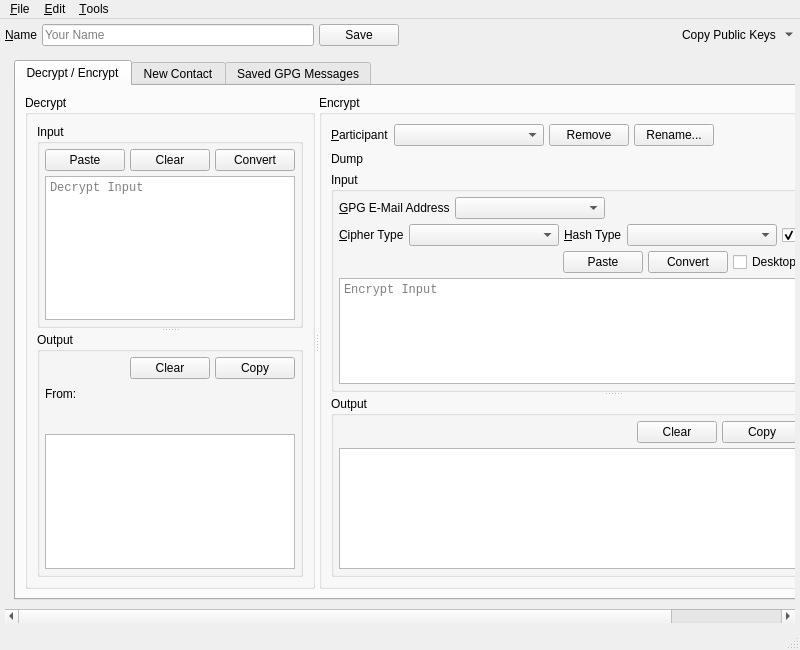
First picture: the form in branches/trunk/UI/spot-on-rosetta.ui, repository textbrowser/spot-on, before the edit.
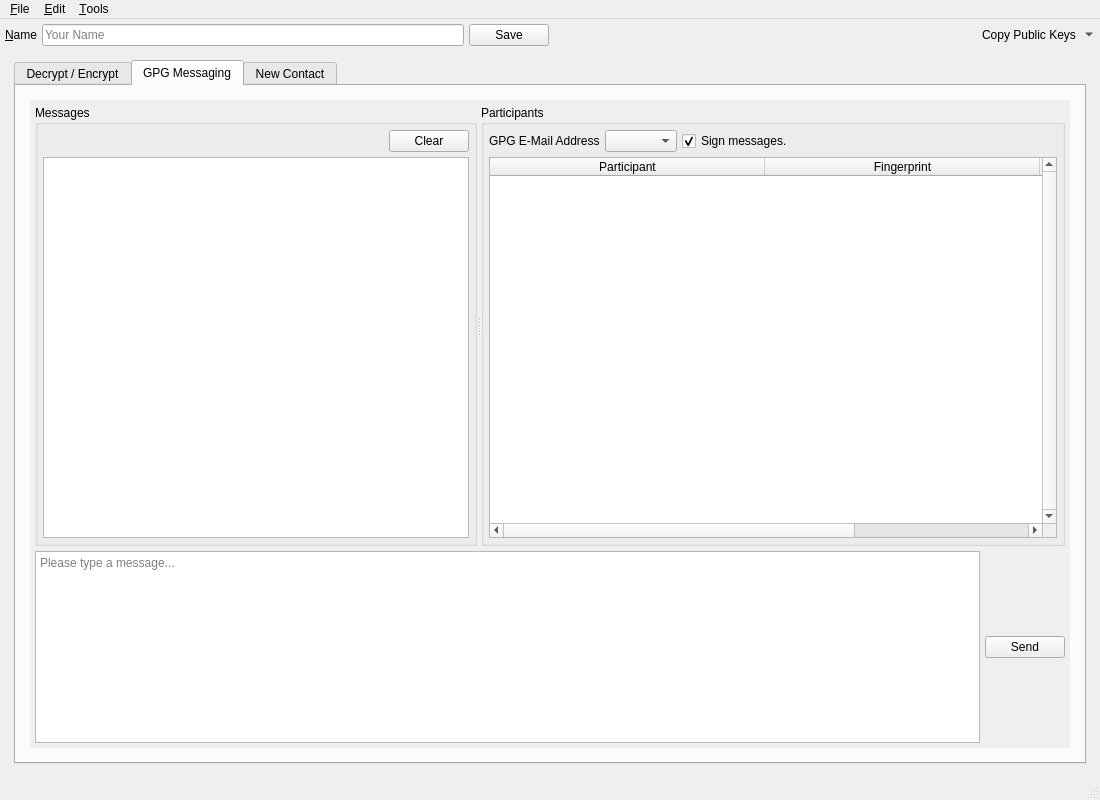
Second picture: the form after the edit. The open tabs and pages were chosen to show the change. Icons and pictures are not drawn. Custom widgets are drawn as their Qt base class.

```diff
--- a/branches/trunk/UI/spot-on-rosetta.ui
+++ b/branches/trunk/UI/spot-on-rosetta.ui
@@ -6,8 +6,8 @@
    <rect>
     <x>0</x>
     <y>0</y>
-    <width>800</width>
-    <height>650</height>
+    <width>1100</width>
+    <height>800</height>
    </rect>
   </property>
   <property name="windowIcon">
@@ -108,10 +108,10 @@
       <widget class="QWidget" name="scrollAreaWidgetContents">
        <property name="geometry">
         <rect>
-         <x>-276</x>
-         <y>-115</y>
-         <width>1045</width>
-         <height>628</height>
+         <x>0</x>
+         <y>0</y>
+         <width>1090</width>
+         <height>684</height>
         </rect>
        </property>
        <layout class="QVBoxLayout" name="verticalLayout_5">
@@ -731,6 +731,313 @@
             </item>
            </layout>
           </widget>
+          <widget class="QWidget" name="gpg_messaging_page">
+           <attribute name="title">
+            <string>GPG Messaging</string>
+           </attribute>
+           <layout class="QVBoxLayout" name="verticalLayout_15">
+            <item>
+             <widget class="QWidget" name="layouttab" native="true">
+              <property name="sizePolicy">
+               <sizepolicy hsizetype="Expanding" vsizetype="Expanding">
+                <horstretch>0</horstretch>
+                <verstretch>0</verstretch>
+               </sizepolicy>
+              </property>
+              <layout class="QVBoxLayout" name="verticalLayout_22">
+               <property name="spacing">
+                <number>5</number>
+               </property>
+               <property name="leftMargin">
+                <number>5</number>
+               </property>
+               <property name="topMargin">
+                <number>5</number>
+               </property>
+               <property name="rightMargin">
+                <number>5</number>
+               </property>
+               <property name="bottomMargin">
+                <number>5</number>
+               </property>
+               <item>
+                <widget class="QScrollArea" name="scrollArea_2">
+                 <property name="frameShape">
+                  <enum>QFrame::NoFrame</enum>
+                 </property>
+                 <property name="widgetResizable">
+                  <bool>true</bool>
+                 </property>
+                 <widget class="QWidget" name="scrollAreaWidgetContents_2">
+                  <property name="geometry">
+                   <rect>
+                    <x>0</x>
+                    <y>0</y>
+                    <width>1048</width>
+                    <height>613</height>
+                   </rect>
+                  </property>
+                  <layout class="QHBoxLayout" name="horizontalLayout_25">
+                   <property name="spacing">
+                    <number>5</number>
+                   </property>
+                   <property name="leftMargin">
+                    <number>5</number>
+                   </property>
+                   <property name="topMargin">
+                    <number>5</number>
+                   </property>
+                   <property name="rightMargin">
+                    <number>5</number>
+                   </property>
+                   <property name="bottomMargin">
+                    <number>5</number>
+                   </property>
+                   <item>
+                    <layout class="QVBoxLayout" name="verticalLayout_24">
+                     <property name="spacing">
+                      <number>5</number>
+                     </property>
+                     <item>
+                      <widget class="QSplitter" name="chatHorizontalSplitter">
+                       <property name="orientation">
+                        <enum>Qt::Horizontal</enum>
+                       </property>
+                       <widget class="QGroupBox" name="groupBox_13">
+                        <property name="title">
+                         <string>Messages</string>
+                        </property>
+                        <layout class="QVBoxLayout" name="verticalLayout_14">
+                         <property name="spacing">
+                          <number>5</number>
+                         </property>
+                         <property name="leftMargin">
+                          <number>5</number>
+                         </property>
+                         <property name="topMargin">
+                          <number>5</number>
+                         </property>
+                         <property name="rightMargin">
+                          <number>5</number>
+                         </property>
+                         <property name="bottomMargin">
+                          <number>5</number>
+                         </property>
+                         <item>
+                          <layout class="QHBoxLayout" name="horizontalLayout_30">
+                           <property name="spacing">
+                            <number>5</number>
+                           </property>
+                           <item>
+                            <spacer name="horizontalSpacer_26">
+                             <property name="orientation">
+                              <enum>Qt::Horizontal</enum>
+                             </property>
+                             <property name="sizeHint" stdset="0">
+                              <size>
+                               <width>40</width>
+                               <height>20</height>
+                              </size>
+                             </property>
+                            </spacer>
+                           </item>
+                           <item>
+                            <widget class="QPushButton" name="clear_gpg">
+                             <property name="text">
+                              <string>Clear</string>
+                             </property>
+                            </widget>
+                           </item>
+                          </layout>
+                         </item>
+                         <item>
+                          <widget class="QTextBrowser" name="gpg_messages">
+                           <property name="tabChangesFocus">
+                            <bool>true</bool>
+                           </property>
+                           <property name="textInteractionFlags">
+                            <set>Qt::LinksAccessibleByKeyboard|Qt::LinksAccessibleByMouse|Qt::TextBrowserInteraction|Qt::TextSelectableByKeyboard|Qt::TextSelectableByMouse</set>
+                           </property>
+                           <property name="openExternalLinks">
+                            <bool>true</bool>
+                           </property>
+                           <property name="openLinks">
+                            <bool>false</bool>
+                           </property>
+                          </widget>
+                         </item>
+                        </layout>
+                       </widget>
+                       <widget class="QGroupBox" name="groupBox_14">
+                        <property name="title">
+                         <string>Participants</string>
+                        </property>
+                        <layout class="QVBoxLayout" name="verticalLayout_23">
+                         <property name="spacing">
+                          <number>5</number>
+                         </property>
+                         <property name="leftMargin">
+                          <number>5</number>
+                         </property>
+                         <property name="topMargin">
+                          <number>5</number>
+                         </property>
+                         <property name="rightMargin">
+                          <number>5</number>
+                         </property>
+                         <property name="bottomMargin">
+                          <number>5</number>
+                         </property>
+                         <item>
+                          <layout class="QHBoxLayout" name="horizontalLayout_23">
+                           <property name="spacing">
+                            <number>5</number>
+                           </property>
+                           <item>
+                            <widget class="QLabel" name="label_10">
+                             <property name="text">
+                              <string>GPG E-Mail Address</string>
+                             </property>
+                             <property name="buddy">
+                              <cstring>nodeName</cstring>
+                             </property>
+                            </widget>
+                           </item>
+                           <item>
+                            <widget class="QComboBox" name="gpg_address"/>
+                           </item>
+                           <item>
+                            <widget class="QCheckBox" name="gpg_sign_messages">
+                             <property name="text">
+                              <string>Sign messages.</string>
+                             </property>
+                             <property name="checked">
+                              <bool>true</bool>
+                             </property>
+                            </widget>
+                           </item>
+                           <item>
+                            <spacer name="horizontalSpacer_16">
+                             <property name="orientation">
+                              <enum>Qt::Horizontal</enum>
+                             </property>
+                             <property name="sizeHint" stdset="0">
+                              <size>
+                               <width>40</width>
+                               <height>20</height>
+                              </size>
+                             </property>
+                            </spacer>
+                           </item>
+                          </layout>
+                         </item>
+                         <item>
+                          <widget class="QTableWidget" name="gpg_participants">
+                           <property name="verticalScrollBarPolicy">
+                            <enum>Qt::ScrollBarAlwaysOn</enum>
+                           </property>
+                           <property name="alternatingRowColors">
+                            <bool>true</bool>
+                           </property>
+                           <property name="selectionBehavior">
+                            <enum>QAbstractItemView::SelectRows</enum>
+                           </property>
+                           <property name="verticalScrollMode">
+                            <enum>QAbstractItemView::ScrollPerPixel</enum>
+                           </property>
+                           <property name="horizontalScrollMode">
+                            <enum>QAbstractItemView::ScrollPerPixel</enum>
+                           </property>
+                           <property name="sortingEnabled">
+                            <bool>true</bool>
+                           </property>
+                           <attribute name="horizontalHeaderMinimumSectionSize">
+                            <number>150</number>
+                           </attribute>
+                           <attribute name="horizontalHeaderDefaultSectionSize">
+                            <number>275</number>
+                           </attribute>
+                           <attribute name="horizontalHeaderStretchLastSection">
+                            <bool>true</bool>
+                           </attribute>
+                           <attribute name="verticalHeaderVisible">
+                            <bool>false</bool>
+                           </attribute>
+                           <column>
+                            <property name="text">
+                             <string>Participant</string>
+                            </property>
+                           </column>
+                           <column>
+                            <property name="text">
+                             <string>Fingerprint</string>
+                            </property>
+                           </column>
+                           <column>
+                            <property name="text">
+                             <string>Public Key Hash</string>
+                            </property>
+                           </column>
+                          </widget>
+                         </item>
+                        </layout>
+                       </widget>
+                      </widget>
+                     </item>
+                     <item>
+                      <layout class="QHBoxLayout" name="horizontalLayout_31">
+                       <property name="spacing">
+                        <number>5</number>
+                       </property>
+                       <item>
+                        <widget class="spoton_textedit" name="gpg_message">
+                         <property name="sizePolicy">
+                          <sizepolicy hsizetype="Expanding" vsizetype="Fixed">
+                           <horstretch>0</horstretch>
+                           <verstretch>0</verstretch>
+                          </sizepolicy>
+                         </property>
+                         <property name="tabChangesFocus">
+                          <bool>true</bool>
+                         </property>
+                         <property name="acceptRichText">
+                          <bool>false</bool>
+                         </property>
+                         <property name="placeholderText">
+                          <string>Please type a message...</string>
+                         </property>
+                        </widget>
+                       </item>
+                       <item>
+                        <layout class="QVBoxLayout" name="verticalLayout_25">
+                         <property name="spacing">
+                          <number>5</number>
+                         </property>
+                         <item>
+                          <widget class="QPushButton" name="gpg_send">
+                           <property name="toolTip">
+                            <string>&lt;html&gt;&lt;head/&gt;&lt;body&gt;&lt;table border=&quot;0&quot; style=&quot; margin-top:0px; margin-bottom:0px; margin-left:0px; margin-right:0px;&quot; width=&quot;754&quot; cellspacing=&quot;2&quot; cellpadding=&quot;0&quot;&gt;&lt;tr&gt;&lt;td colspan=&quot;3&quot; bgcolor=&quot;#ffffca&quot;&gt;&lt;p align=&quot;center&quot;&gt;&lt;span style=&quot; font-size:18pt; font-weight:600;&quot;&gt;List of Emoticons&lt;/span&gt;&lt;/p&gt;&lt;/td&gt;&lt;td width=&quot;20&quot; rowspan=&quot;10&quot; bgcolor=&quot;#66cc99&quot;/&gt;&lt;td width=&quot;120&quot; bgcolor=&quot;#ffffca&quot;&gt;&lt;p align=&quot;center&quot;&gt;&lt;span style=&quot; font-size:18pt;&quot;&gt;:-)(-:&lt;/span&gt;&lt;/p&gt;&lt;/td&gt;&lt;td width=&quot;110&quot; bgcolor=&quot;#ffffca&quot;&gt;&lt;p&gt;&lt;span style=&quot; font-size:18pt;&quot;&gt;kiss&lt;/span&gt;&lt;/p&gt;&lt;/td&gt;&lt;td width=&quot;70&quot; bgcolor=&quot;#ffffca&quot;&gt;&lt;p align=&quot;center&quot;&gt;&lt;img src=&quot;:/emoticons/kiss.png&quot;/&gt;&lt;/p&gt;&lt;/td&gt;&lt;/tr&gt;&lt;tr&gt;&lt;td width=&quot;120&quot; bgcolor=&quot;#ffffca&quot;&gt;&lt;p align=&quot;center&quot;&gt;&lt;span style=&quot; font-size:18pt;&quot;&gt;O:-)&lt;/span&gt;&lt;/p&gt;&lt;/td&gt;&lt;td width=&quot;110&quot; bgcolor=&quot;#ffffca&quot;&gt;&lt;p&gt;&lt;span style=&quot; font-size:18pt;&quot;&gt;angel&lt;/span&gt;&lt;/p&gt;&lt;/td&gt;&lt;td width=&quot;70&quot; bgcolor=&quot;#ffffca&quot;&gt;&lt;p align=&quot;center&quot;&gt;&lt;img src=&quot;:/emoticons/angel.png&quot;/&gt;&lt;/p&gt;&lt;/td&gt;&lt;td bgcolor=&quot;#ffffca&quot;&gt;&lt;p align=&quot;center&quot;&gt;&lt;span style=&quot; font-size:18pt;&quot;&gt;:|&lt;/span&gt;&lt;/p&gt;&lt;/td&gt;&lt;td bgcolor=&quot;#ffffca&quot;&gt;&lt;p&gt;&lt;span style=&quot; font-size:18pt;&quot;&gt;neutral&lt;/span&gt;&lt;/p&gt;&lt;/td&gt;&lt;td bgcolor=&quot;#ffffca&quot;&gt;&lt;p align=&quot;center&quot;&gt;&lt;img src=&quot;:/emoticons/neutral.png&quot;/&gt;&lt;/p&gt;&lt;/td&gt;&lt;/tr&gt;&lt;tr&gt;&lt;td bgcolor=&quot;#ffffca&quot;&gt;&lt;p align=&quot;center&quot;&gt;&lt;span style=&quot; font-size:18pt; background-color:#ffffca;&quot;&gt;:-||&lt;/span&gt;&lt;/p&gt;&lt;/td&gt;&lt;td bgcolor=&quot;#ffffca&quot;&gt;&lt;p&gt;&lt;span style=&quot; font-size:18pt;&quot;&gt;angry&lt;/span&gt;&lt;/p&gt;&lt;/td&gt;&lt;td bgcolor=&quot;#ffffca&quot;&gt;&lt;p align=&quot;center&quot;&gt;&lt;img src=&quot;:/emoticons/angry.png&quot;/&gt;&lt;/p&gt;&lt;/td&gt;&lt;td bgcolor=&quot;#ffffca&quot;&gt;&lt;p align=&quot;center&quot;&gt;&lt;span style=&quot; font-size:18pt;&quot;&gt;(t)&lt;/span&gt;&lt;/p&gt;&lt;/td&gt;&lt;td bgcolor=&quot;#ffffca&quot;&gt;&lt;p&gt;&lt;span style=&quot; font-size:18pt;&quot;&gt;phone&lt;/span&gt;&lt;/p&gt;&lt;/td&gt;&lt;td bgcolor=&quot;#ffffca&quot;&gt;&lt;p align=&quot;center&quot;&gt;&lt;img src=&quot;:/emoticons/phone.png&quot;/&gt;&lt;/p&gt;&lt;/td&gt;&lt;/tr&gt;&lt;tr&gt;&lt;td bgcolor=&quot;#ffffca&quot;&gt;&lt;p align=&quot;center&quot;&gt;&lt;span style=&quot; font-size:18pt;&quot;&gt;:-/ &lt;/span&gt;&lt;/p&gt;&lt;/td&gt;&lt;td bgcolor=&quot;#ffffca&quot;&gt;&lt;p&gt;&lt;span style=&quot; font-size:18pt;&quot;&gt;confused&lt;/span&gt;&lt;/p&gt;&lt;/td&gt;&lt;td bgcolor=&quot;#ffffca&quot;&gt;&lt;p align=&quot;center&quot;&gt;&lt;img src=&quot;:/emoticons/confused.png&quot;/&gt;&lt;/p&gt;&lt;/td&gt;&lt;td bgcolor=&quot;#ffffca&quot;&gt;&lt;p align=&quot;center&quot;&gt;&lt;span style=&quot; font-size:18pt;&quot;&gt;@&amp;gt;--&amp;gt;--&lt;/span&gt;&lt;/p&gt;&lt;/td&gt;&lt;td bgcolor=&quot;#ffffca&quot;&gt;&lt;p&gt;&lt;span style=&quot; font-size:18pt;&quot;&gt;rose&lt;/span&gt;&lt;/p&gt;&lt;/td&gt;&lt;td bgcolor=&quot;#ffffca&quot;&gt;&lt;p align=&quot;center&quot;&gt;&lt;img src=&quot;:/emoticons/rose.png&quot;/&gt;&lt;/p&gt;&lt;/td&gt;&lt;/tr&gt;&lt;tr&gt;&lt;td bgcolor=&quot;#ffffca&quot;&gt;&lt;p align=&quot;center&quot;&gt;&lt;span style=&quot; font-size:18pt;&quot;&gt;8-)&lt;/span&gt;&lt;/p&gt;&lt;/td&gt;&lt;td bgcolor=&quot;#ffffca&quot;&gt;&lt;p&gt;&lt;span style=&quot; font-size:18pt;&quot;&gt;cool&lt;/span&gt;&lt;/p&gt;&lt;/td&gt;&lt;td bgcolor=&quot;#ffffca&quot;&gt;&lt;p align=&quot;center&quot;&gt;&lt;img src=&quot;:/emoticons/glasses-cool.png&quot;/&gt;&lt;/p&gt;&lt;/td&gt;&lt;td bgcolor=&quot;#ffffca&quot;&gt;&lt;p align=&quot;center&quot;&gt;&lt;span style=&quot; font-size:18pt;&quot;&gt;:-(&lt;/span&gt;&lt;/p&gt;&lt;/td&gt;&lt;td bgcolor=&quot;#ffffca&quot;&gt;&lt;p&gt;&lt;span style=&quot; font-size:18pt;&quot;&gt;sad&lt;/span&gt;&lt;/p&gt;&lt;/td&gt;&lt;td bgcolor=&quot;#ffffca&quot;&gt;&lt;p align=&quot;center&quot;&gt;&lt;img src=&quot;:/emoticons/sad.png&quot;/&gt;&lt;/p&gt;&lt;/td&gt;&lt;/tr&gt;&lt;tr&gt;&lt;td bgcolor=&quot;#ffffca&quot;&gt;&lt;p align=&quot;center&quot;&gt;&lt;span style=&quot; font-size:18pt;&quot;&gt;:'(&lt;/span&gt;&lt;/p&gt;&lt;/td&gt;&lt;td bgcolor=&quot;#ffffca&quot;&gt;&lt;p&gt;&lt;span style=&quot; font-size:18pt;&quot;&gt;crying&lt;/span&gt;&lt;/p&gt;&lt;/td&gt;&lt;td bgcolor=&quot;#ffffca&quot;&gt;&lt;p align=&quot;center&quot;&gt;&lt;img src=&quot;:/emoticons/crying.png&quot;/&gt;&lt;/p&gt;&lt;/td&gt;&lt;td bgcolor=&quot;#ffffca&quot;&gt;&lt;p align=&quot;center&quot;&gt;&lt;span style=&quot; font-size:18pt;&quot;&gt;:-O&lt;/span&gt;&lt;/p&gt;&lt;/td&gt;&lt;td bgcolor=&quot;#ffffca&quot;&gt;&lt;p&gt;&lt;span style=&quot; font-size:18pt;&quot;&gt;shocked&lt;/span&gt;&lt;/p&gt;&lt;/td&gt;&lt;td bgcolor=&quot;#ffffca&quot;&gt;&lt;p align=&quot;center&quot;&gt;&lt;img src=&quot;:/emoticons/shocked.png&quot;/&gt;&lt;/p&gt;&lt;/td&gt;&lt;/tr&gt;&lt;tr&gt;&lt;td bgcolor=&quot;#ffffca&quot;&gt;&lt;p align=&quot;center&quot;&gt;&lt;span style=&quot; font-size:18pt;&quot;&gt;o-)&lt;/span&gt;&lt;/p&gt;&lt;/td&gt;&lt;td bgcolor=&quot;#ffffca&quot;&gt;&lt;p&gt;&lt;span style=&quot; font-size:18pt;&quot;&gt;cyclops&lt;/span&gt;&lt;/p&gt;&lt;/td&gt;&lt;td bgcolor=&quot;#ffffca&quot;&gt;&lt;p align=&quot;center&quot;&gt;&lt;img src=&quot;:/emoticons/cyclops.png&quot;/&gt;&lt;/p&gt;&lt;/td&gt;&lt;td bgcolor=&quot;#ffffca&quot;&gt;&lt;p align=&quot;center&quot;&gt;&lt;span style=&quot; font-size:18pt;&quot;&gt;C:-)&lt;/span&gt;&lt;/p&gt;&lt;/td&gt;&lt;td bgcolor=&quot;#ffffca&quot;&gt;&lt;p&gt;&lt;span style=&quot; font-size:18pt;&quot;&gt;skywalker&lt;/span&gt;&lt;/p&gt;&lt;/td&gt;&lt;td bgcolor=&quot;#ffffca&quot;&gt;&lt;p align=&quot;center&quot;&gt;&lt;img src=&quot;:/emoticons/skywalker.png&quot;/&gt;&lt;/p&gt;&lt;/td&gt;&lt;/tr&gt;&lt;tr&gt;&lt;td bgcolor=&quot;#ffffca&quot;&gt;&lt;p align=&quot;center&quot;&gt;&lt;span style=&quot; font-size:18pt;&quot;&gt;}:)&lt;/span&gt;&lt;/p&gt;&lt;/td&gt;&lt;td bgcolor=&quot;#ffffca&quot;&gt;&lt;p&gt;&lt;span style=&quot; font-size:18pt;&quot;&gt;devil&lt;/span&gt;&lt;/p&gt;&lt;/td&gt;&lt;td bgcolor=&quot;#ffffca&quot;&gt;&lt;p align=&quot;center&quot;&gt;&lt;img src=&quot;:/emoticons/devil.png&quot;/&gt;&lt;/p&gt;&lt;/td&gt;&lt;td bgcolor=&quot;#ffffca&quot;&gt;&lt;p align=&quot;center&quot;&gt;&lt;span style=&quot; font-size:18pt;&quot;&gt;:-)&lt;/span&gt;&lt;/p&gt;&lt;/td&gt;&lt;td bgcolor=&quot;#ffffca&quot;&gt;&lt;p&gt;&lt;span style=&quot; font-size:18pt;&quot;&gt;smile&lt;/span&gt;&lt;/p&gt;&lt;/td&gt;&lt;td bgcolor=&quot;#ffffca&quot;&gt;&lt;p align=&quot;center&quot;&gt;&lt;img src=&quot;:/emoticons/smile.png&quot;/&gt;&lt;/p&gt;&lt;/td&gt;&lt;/tr&gt;&lt;tr&gt;&lt;td bgcolor=&quot;#ffffca&quot;&gt;&lt;p align=&quot;center&quot;&gt;&lt;span style=&quot; font-size:18pt;&quot;&gt;:-D&lt;/span&gt;&lt;/p&gt;&lt;/td&gt;&lt;td bgcolor=&quot;#ffffca&quot;&gt;&lt;p&gt;&lt;span style=&quot; font-size:18pt;&quot;&gt;laugh&lt;/span&gt;&lt;/p&gt;&lt;/td&gt;&lt;td bgcolor=&quot;#ffffca&quot;&gt;&lt;p align=&quot;center&quot;&gt;&lt;img src=&quot;:/emoticons/laugh.png&quot;/&gt;&lt;/p&gt;&lt;/td&gt;&lt;td bgcolor=&quot;#ffffca&quot;&gt;&lt;p align=&quot;center&quot;&gt;&lt;span style=&quot; font-size:18pt;&quot;&gt;:-P&lt;/span&gt;&lt;/p&gt;&lt;/td&gt;&lt;td bgcolor=&quot;#ffffca&quot;&gt;&lt;p&gt;&lt;span style=&quot; font-size:18pt;&quot;&gt;tongue&lt;/span&gt;&lt;/p&gt;&lt;/td&gt;&lt;td bgcolor=&quot;#ffffca&quot;&gt;&lt;p align=&quot;center&quot;&gt;&lt;img src=&quot;:/emoticons/tongue.png&quot;/&gt;&lt;/p&gt;&lt;/td&gt;&lt;/tr&gt;&lt;tr&gt;&lt;td bgcolor=&quot;#ffffca&quot;&gt;&lt;p align=&quot;center&quot;&gt;&lt;span style=&quot; font-size:18pt;&quot;&gt;:-))&lt;/span&gt;&lt;/p&gt;&lt;/td&gt;&lt;td bgcolor=&quot;#ffffca&quot;&gt;&lt;p&gt;&lt;span style=&quot; font-size:18pt;&quot;&gt;happy&lt;/span&gt;&lt;/p&gt;&lt;/td&gt;&lt;td bgcolor=&quot;#ffffca&quot;&gt;&lt;p align=&quot;center&quot;&gt;&lt;img src=&quot;:/emoticons/happy.png&quot;/&gt;&lt;/p&gt;&lt;/td&gt;&lt;td bgcolor=&quot;#ffffca&quot;&gt;&lt;p align=&quot;center&quot;&gt;&lt;span style=&quot; font-size:18pt;&quot;&gt;;)&lt;/span&gt;&lt;/p&gt;&lt;/td&gt;&lt;td bgcolor=&quot;#ffffca&quot;&gt;&lt;p&gt;&lt;span style=&quot; font-size:18pt;&quot;&gt;wink&lt;/span&gt;&lt;/p&gt;&lt;/td&gt;&lt;td bgcolor=&quot;#ffffca&quot;&gt;&lt;p align=&quot;center&quot;&gt;&lt;img src=&quot;:/emoticons/wink.png&quot;/&gt;&lt;/p&gt;&lt;/td&gt;&lt;/tr&gt;&lt;/table&gt;&lt;/body&gt;&lt;/html&gt;</string>
+                           </property>
+                           <property name="text">
+                            <string>Send</string>
+                           </property>
+                          </widget>
+                         </item>
+                        </layout>
+                       </item>
+                      </layout>
+                     </item>
+                    </layout>
+                   </item>
+                  </layout>
+                 </widget>
+                </widget>
+               </item>
+              </layout>
+             </widget>
+            </item>
+           </layout>
+          </widget>
           <widget class="QWidget" name="new_contact_page">
            <attribute name="title">
             <string>New Contact</string>
@@ -800,100 +1107,6 @@
             </item>
            </layout>
           </widget>
-          <widget class="QWidget" name="saved_git_messages_page">
-           <attribute name="title">
-            <string>Saved GPG Messages</string>
-           </attribute>
-           <layout class="QVBoxLayout" name="verticalLayout_11">
-            <item>
-             <widget class="QLabel" name="label_7">
-              <property name="text">
-               <string>If GIT is properly configured, GPG messages will be included in the below table.</string>
-              </property>
-             </widget>
-            </item>
-            <item>
-             <layout class="QHBoxLayout" name="horizontalLayout_14">
-              <item>
-               <spacer name="horizontalSpacer_13">
-                <property name="orientation">
-                 <enum>Qt::Horizontal</enum>
-                </property>
-                <property name="sizeHint" stdset="0">
-                 <size>
-                  <width>40</width>
-                  <height>20</height>
-                 </size>
-                </property>
-               </spacer>
-              </item>
-              <item>
-               <widget class="QPushButton" name="remove_git_messages">
-                <property name="text">
-                 <string>Removed Selected</string>
-                </property>
-               </widget>
-              </item>
-             </layout>
-            </item>
-            <item>
-             <widget class="QTableWidget" name="git_messages">
-              <property name="alternatingRowColors">
-               <bool>true</bool>
-              </property>
-              <property name="selectionBehavior">
-               <enum>QAbstractItemView::SelectRows</enum>
-              </property>
-              <property name="verticalScrollMode">
-               <enum>QAbstractItemView::ScrollPerPixel</enum>
-              </property>
-              <property name="horizontalScrollMode">
-               <enum>QAbstractItemView::ScrollPerPixel</enum>
-              </property>
-              <property name="sortingEnabled">
-               <bool>true</bool>
-              </property>
-              <attribute name="horizontalHeaderDefaultSectionSize">
-               <number>200</number>
-              </attribute>
-              <attribute name="horizontalHeaderStretchLastSection">
-               <bool>true</bool>
-              </attribute>
-              <attribute name="verticalHeaderVisible">
-               <bool>false</bool>
-              </attribute>
-              <column>
-               <property name="text">
-                <string>Destination</string>
-               </property>
-              </column>
-              <column>
-               <property name="text">
-                <string>Insert Date</string>
-               </property>
-              </column>
-              <column>
-               <property name="text">
-                <string>Origin</string>
-               </property>
-              </column>
-              <column>
-               <property name="text">
-                <string>Size</string>
-               </property>
-              </column>
-              <column>
-               <property name="text">
-                <string>OID</string>
-               </property>
-              </column>
-             </widget>
-            </item>
-            <item>
-             <widget class="QPlainTextEdit" name="selected_message"/>
-            </item>
-           </layout>
-          </widget>
          </widget>
         </item>
        </layout>
@@ -907,7 +1120,7 @@
     <rect>
      <x>0</x>
      <y>0</y>
-     <width>800</width>
+     <width>1100</width>
      <height>34</height>
     </rect>
    </property>
@@ -981,6 +1194,13 @@
    </property>
   </action>
  </widget>
+ <customwidgets>
+  <customwidget>
+   <class>spoton_textedit</class>
+   <extends>QTextEdit</extends>
+   <header>GUI/spot-on-textedit.h</header>
+  </customwidget>
+ </customwidgets>
  <tabstops>
   <tabstop>name</tabstop>
   <tabstop>save</tabstop>
```
Left out of the diff: 11 changed lines with no effect on the pictures.
